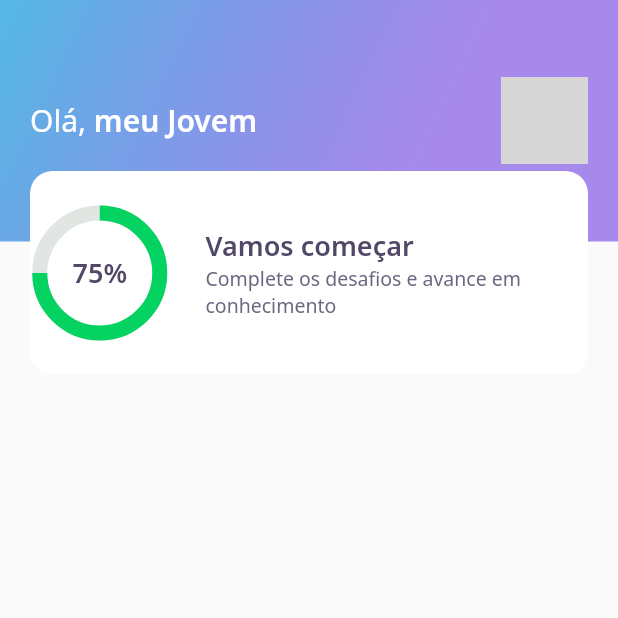
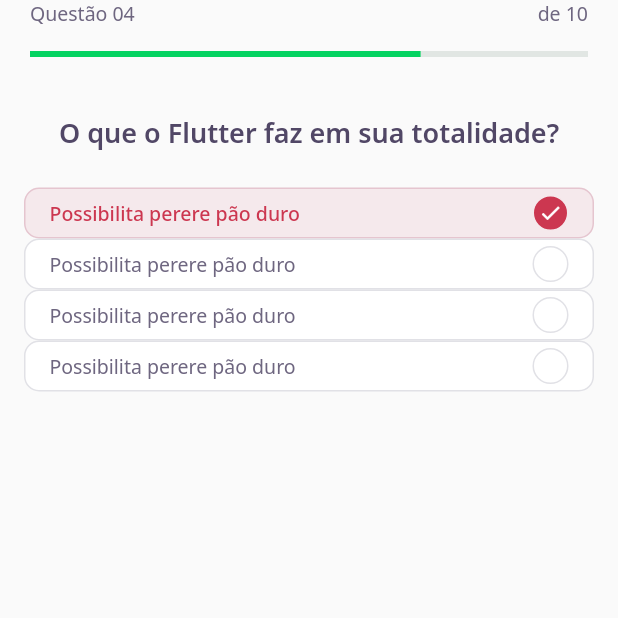
Before and after one commit to lhmrodrigues/NLW_Flutter, a Flutter app: the screen it shows after launch, on a phone screen of 412 x 824 dp, the top half of it. Run offline on Flutter 3.47's test engine with Material 2 defaults, Android fonts, the phone set to English and light mode, and no system bars; our stand-ins replace google_fonts; grey boxes are pictures that could not be loaded.

Commit message:
[FEAT] Pergutas , respostas e componentização da home

```diff
--- /dev/null
+++ b/devquiz/lib/challenge/challenge_page.dart
@@ -0,0 +1,25 @@
+import 'package:devquiz/challenge/widgets/question_indicator/question_indicator_widget.dart';
+import 'package:devquiz/challenge/widgets/quiz/quiz_widget.dart';
+import 'package:flutter/material.dart';
+
+class ChallengePage extends StatefulWidget {
+  ChallengePage({Key? key}):super(key: key);
+
+  @override
+  _ChallengePageState createState() => _ChallengePageState();
+}
+
+class _ChallengePageState extends State<ChallengePage> {
+  @override
+  Widget build(BuildContext context) {
+    return Scaffold(
+      appBar: PreferredSize(
+          preferredSize: Size.fromHeight(60),
+          child: SafeArea(
+            child: QuestionIndicatorWidget()
+            ),
+        ),
+        body: QuizWidget(title: "O que o Flutter faz em sua totalidade?"),
+    );
+  }
+}
--- /dev/null
+++ b/devquiz/lib/challenge/widgets/awnser/awnser_widget.dart
@@ -0,0 +1,79 @@
+import 'package:devquiz/core/app_colors.dart';
+import 'package:devquiz/core/app_text_styles.dart';
+import 'package:flutter/material.dart';
+
+class AwnserWidget extends StatelessWidget {
+  final String title;
+  final bool isRight;
+  final bool isSelected;
+
+  AwnserWidget({
+    Key? key,
+    required this.title,
+    this.isRight = false,
+    this.isSelected = false
+    }):super(key: key);
+
+
+  Color get _selectedColorRight =>
+      isRight ? AppColors.darkGreen : AppColors.darkRed;
+
+  Color get _selectedBorderRight =>
+      isRight ? AppColors.lightGreen : AppColors.lightRed;
+
+  Color get _selectedColorCardRight =>
+      isRight ? AppColors.lightGreen : AppColors.lightRed;
+
+  Color get _selectedBorderCardRight =>
+      isRight ? AppColors.green : AppColors.red;
+
+  TextStyle get _selectedTextStyleRight =>
+      isRight ? AppTextStyles.bodyDarkGreen : AppTextStyles.bodyDarkRed;
+
+  IconData get _selectedIconRight => isRight ? Icons.check : Icons.close;
+
+
+  @override
+  Widget build(BuildContext context) {
+    return Container(
+    padding: EdgeInsets.symmetric(horizontal: 16, vertical: 4),
+      decoration: BoxDecoration(
+        color: isSelected ? _selectedColorCardRight : AppColors.white,
+        borderRadius: BorderRadius.circular(10),
+        border: Border.fromBorderSide(
+          BorderSide(
+            color: isSelected ? _selectedBorderCardRight : AppColors.border
+            )
+        )
+      ),
+      child: Row(
+        mainAxisAlignment: MainAxisAlignment.spaceBetween,
+        children: [
+          Expanded(
+              child: Text(
+              title,
+              style: isSelected ? _selectedTextStyleRight : AppTextStyles.body,
+            ),
+          ),
+          Container(
+            width: 24,
+            height: 24,
+            decoration: BoxDecoration(
+              color: isSelected ? _selectedColorRight : AppColors.white,
+              borderRadius: BorderRadius.circular(500),
+              border: Border.fromBorderSide(
+                BorderSide(
+                  color: isSelected ? _selectedBorderRight : AppColors.border
+                  )
+              )
+            ),
+            child: isSelected ? Icon(
+              Icons.check,
+              size: 16,
+              color: Colors.white,
+              ) : null
+          )
+      ],),
+    );
+  }
+}
--- /dev/null
+++ b/devquiz/lib/challenge/widgets/question_indicator/question_indicator_widget.dart
@@ -0,0 +1,34 @@
+import 'package:devquiz/core/app_text_styles.dart';
+import 'package:devquiz/shared/widgets/progress_indicator/progress_indicator_widget.dart';
+import 'package:flutter/material.dart';
+
+class QuestionIndicatorWidget extends StatelessWidget {
+  const QuestionIndicatorWidget({Key? key}):super(key: key);
+
+  @override
+  Widget build(BuildContext context) {
+    return Container(
+      child: Padding(
+        padding: const EdgeInsets.symmetric(horizontal: 20),
+        child: Column(
+          children: [
+            Row(
+              mainAxisAlignment: MainAxisAlignment.spaceBetween,
+              children:[
+                Text(
+                  "Questão 04",
+                  style: AppTextStyles.body,
+                  ),
+                  Text(
+                    "de 10",
+                    style: AppTextStyles.body,
+              )]
+            ),
+            SizedBox(height: 16),
+            ProgressIndicatorWidget(value: 0.7)
+          ],
+        ),
+      ),
+    );
+  }
+}
--- /dev/null
+++ b/devquiz/lib/challenge/widgets/quiz/quiz_widget.dart
@@ -0,0 +1,30 @@
+import 'package:devquiz/challenge/widgets/awnser/awnser_widget.dart';
+import 'package:devquiz/core/app_text_styles.dart';
+import 'package:flutter/material.dart';
+
+class QuizWidget extends StatelessWidget {
+  final String title;
+  const QuizWidget({Key? key, required this.title}):super(key: key);
+
+  @override
+  Widget build(BuildContext context) {
+    return Padding(
+      padding: const EdgeInsets.all(16),
+      child: Container(
+        child: Column(
+          children: [
+            Text(
+              title,
+              style: AppTextStyles.heading,
+            ),
+            SizedBox(height: 24),
+            AwnserWidget(title: "Possibilita perere pão duro", isRight: false, isSelected: true,),
+            AwnserWidget(title: "Possibilita perere pão duro"),
+            AwnserWidget(title: "Possibilita perere pão duro"),
+            AwnserWidget(title: "Possibilita perere pão duro")
+          ],
+        ),
+      ),
+    );
+  }
+}
--- a/devquiz/lib/core/app_widget.dart
+++ b/devquiz/lib/core/app_widget.dart
@@ -1,4 +1,5 @@
-import 'package:devquiz/home/home_page.dart';
+import 'package:devquiz/challenge/challenge_page.dart';
+// import 'package:devquiz/home/home_page.dart';
 import 'package:flutter/material.dart';
 
 class AppWidget extends StatelessWidget {
@@ -6,7 +7,7 @@ class AppWidget extends StatelessWidget {
   Widget build(BuildContext context) {
     return MaterialApp(
       title: "DevQuiz",
-      home: HomePage(),
+      home: ChallengePage(),
     );
   }
 }
--- a/devquiz/lib/home/widgets/score_card/score_card_widget.dart
+++ b/devquiz/lib/home/widgets/score_card/score_card_widget.dart
@@ -16,6 +16,8 @@ class ScoreCardWidget extends StatelessWidget {
           color: AppColors.white,
           borderRadius: BorderRadius.circular(15)
         ),
+        child: Padding(
+          padding: const EdgeInsets.symmetric(horizontal: 24),
           child: Row(
             crossAxisAlignment: CrossAxisAlignment.center,
             children: [
@@ -40,6 +42,7 @@ class ScoreCardWidget extends StatelessWidget {
             ],
           ),
         ),
+      ),
     );
   }
 }
--- /dev/null
+++ b/devquiz/lib/shared/widgets/progress_indicator/progress_indicator_widget.dart
@@ -0,0 +1,16 @@
+import 'package:devquiz/core/core.dart';
+import 'package:flutter/material.dart';
+
+class ProgressIndicatorWidget extends StatelessWidget {
+  final double value;
+  const ProgressIndicatorWidget({Key? key, required this.value}): super(key:key);
+
+  @override
+  Widget build(BuildContext context) {
+    return LinearProgressIndicator(
+                  value : value,
+                  backgroundColor: AppColors.chartSecondary,
+                  valueColor: AlwaysStoppedAnimation<Color>(AppColors.chartPrimary),
+                );
+  }
+}
```
Also changed, not shown: devquiz/lib/home/home_page.dart (+27 -0 lines), devquiz/lib/home/widgets/level_button/level_button_widget.dart (added, +63 -0 lines), devquiz/lib/home/widgets/quiz_card/quiz_card_widget.dart (added, +54 -0 lines). Lines whose indentation alone changed are shown as unchanged.
